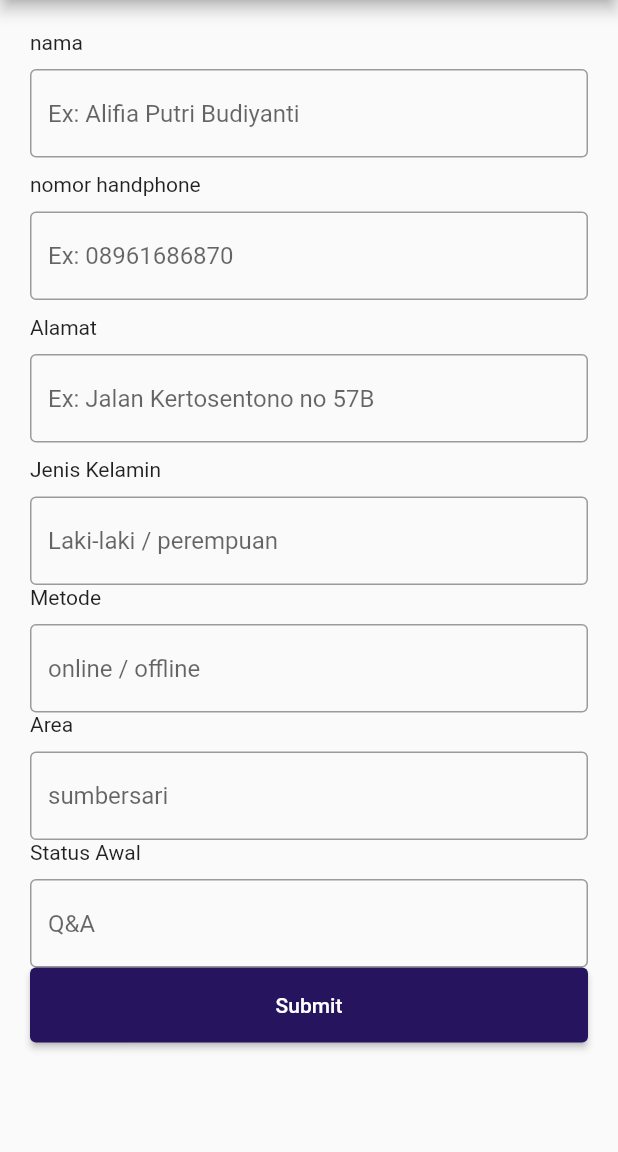
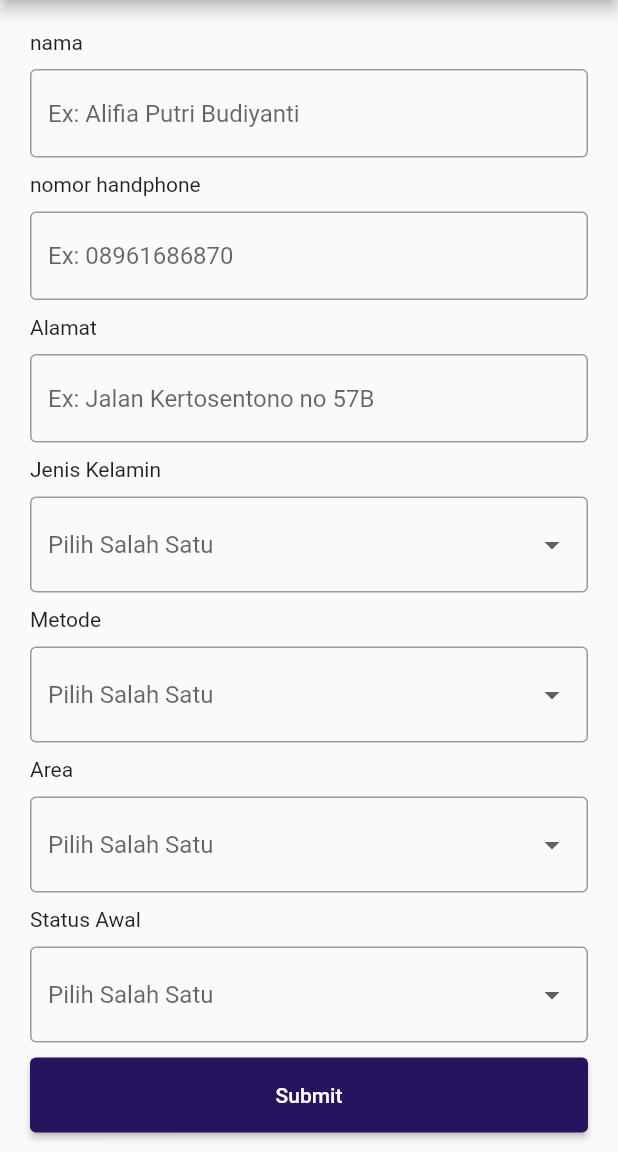
Before and after one commit to RamaNugraha07/latihan_flutter, a Flutter app: the Dashboard screen opened directly, after a tap on "Input Customer", on a phone screen of 412 x 824 dp, the part 84-1236 px from its top. Run offline on Flutter 3.47's test engine with Material 2 defaults, Android fonts, the phone set to English and light mode, and no system bars; our stand-ins replace file_picker, flutter_datetime_picker, google_fonts, image_picker, shared_preferences; missing offline and left inert: bcrypt, dart:js; accounts and stored records are empty.

Commit message:
Update inputCustomer.dart

```diff
--- a/lib/inputCustomer.dart
+++ b/lib/inputCustomer.dart
@@ -71,32 +71,50 @@ class inputCustomer extends StatelessWidget {
 
 
             ),
-            TextField(
-              decoration: InputDecoration(
-               hintText:"Laki-laki / perempuan",
-                border: OutlineInputBorder(),
-
-
-              ),
-            ),
 
 
 
 
 
+            Container(
+            padding: const EdgeInsets.only(bottom: 10.0,),
+            child:DropdownButtonFormField<String>(
+                decoration: InputDecoration(
+                border: OutlineInputBorder(),
+                hintText:"Pilih Salah Satu",
+                ),
+                items: ['Perempuan', 'Laki-Laki']
+                .map((String value) => DropdownMenuItem<String>(
+                 value: value,
+                 child: Text(value),
+                ))
+                .toList(),
+                onChanged: (String? value) {
+                  print('Selected: $value');
+                },
+              ),),
                Padding(
               padding: const EdgeInsets.only(bottom: 10.0),
               child:
               Text("Metode"),
             ),
-            TextField(
+            Container(
+            padding: const EdgeInsets.only(bottom: 10.0,),
+            child:DropdownButtonFormField<String>(
                 decoration: InputDecoration(
-               hintText:"online / offline",
                 border: OutlineInputBorder(),
-
-
+                hintText:"Pilih Salah Satu",
                 ),
-            ),
+                items: ['Ketemu', 'Chat']
+                .map((String value) => DropdownMenuItem<String>(
+                 value: value,
+                 child: Text(value),
+                ))
+                .toList(),
+                onChanged: (String? value) {
+                  print('Selected: $value');
+                },
+              ),),
 
              Padding(
               padding: const EdgeInsets.only(bottom: 10.0),
@@ -104,14 +122,23 @@ class inputCustomer extends StatelessWidget {
               Text("Area"),
             ),
 
-           TextField(
+            Container(
+            padding: const EdgeInsets.only(bottom: 10.0,),
+            child:DropdownButtonFormField<String>(
                 decoration: InputDecoration(
-               hintText:"sumbersari",
                 border: OutlineInputBorder(),
-
-
+                hintText:"Pilih Salah Satu",
                 ),
-            ),
+                items: ['Bendungan Sutami', 'Lowokwaru','sumbersari', 'merjosari', 'gajayana']
+                .map((String value) => DropdownMenuItem<String>(
+                 value: value,
+                 child: Text(value),
+                ))
+                .toList(),
+                onChanged: (String? value) {
+                  print('Selected: $value');
+                },
+              ),),
 
              Padding(
               padding: const EdgeInsets.only(bottom: 10.0,),
@@ -121,20 +148,30 @@ class inputCustomer extends StatelessWidget {
 
             ),
 
-             TextField(
+             Container(
+            padding: const EdgeInsets.only(bottom: 10.0,),
+            child:DropdownButtonFormField<String>(
                 decoration: InputDecoration(
-               hintText:"Q&A",
                 border: OutlineInputBorder(),
-
-
+                hintText:"Pilih Salah Satu",
                 ),
-            ),
+                items: ['Ragu-Ragu','Closing','Q&A','Canceled','Uncover']
+                .map((String value) => DropdownMenuItem<String>(
+                 value: value,
+                 child: Text(value),
+                ))
+                .toList(),
+                onChanged: (String? value) {
+                  print('Selected: $value');
+                },
+              ),),
 
 
 
 
             ElevatedButton(
-                onPressed: () {},
+                onPressed: () {
+                },
                 child: Text('Submit'),
 
                 style: ElevatedButton.styleFrom(
```
Lines whose indentation alone changed are shown as unchanged.
